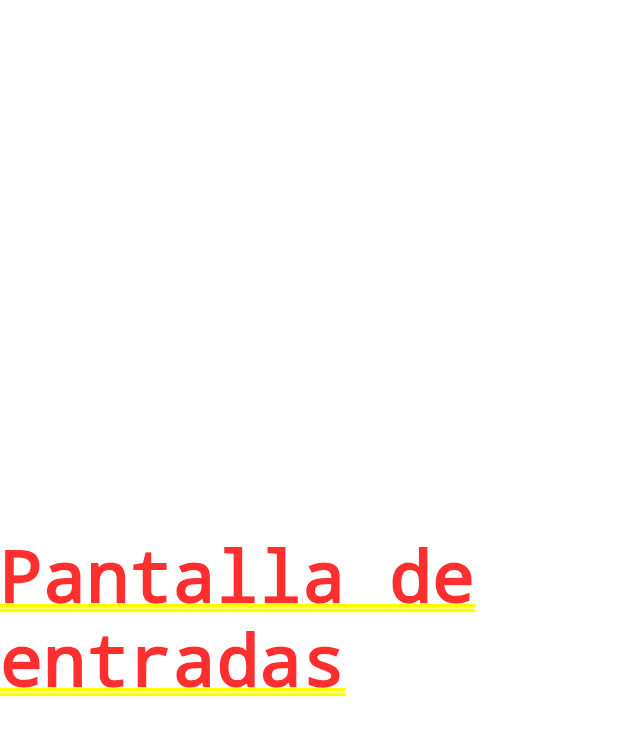
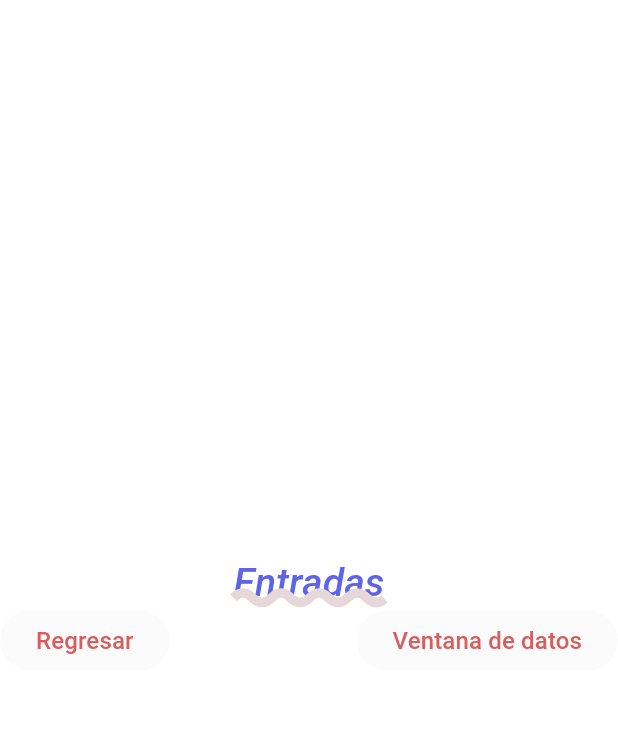
Before and after one commit to PacoDeLuis/componentes_flutter, a Flutter app: the screen it shows after launch, after a tap on "Entradas", on a phone screen of 412 x 824 dp. Shown: the top 736 px of the screen. Run offline on Flutter 3.47's test engine with Material 3 defaults, Android fonts, the phone set to English and light mode, and no system bars; our stand-ins replace google_fonts; Roboto replaces fonts that are missing (Aclonica).

Commit message:
Adding ElevateButtons InputsScreen

```diff
--- a/lib/screens/inputs_screen.dart
+++ b/lib/screens/inputs_screen.dart
@@ -1,4 +1,5 @@
 import 'package:flutter/material.dart';
+import 'package:practica3_5b/theme/app_theme.dart';
 
 class InputsScreen extends StatefulWidget {
   const InputsScreen({super.key});
@@ -10,8 +11,27 @@ class InputsScreen extends StatefulWidget {
 class _InputsScreenState extends State<InputsScreen> {
   @override
   Widget build(BuildContext context) {
-    return const Center(
-      child: Text('Pantalla de entradas'),
+    return Column(
+      mainAxisAlignment: MainAxisAlignment.center,
+      children: [Text('Entradas',
+      style: AppTheme.darkTheme.textTheme.headlineLarge,
+      ),
+      Row(
+        mainAxisAlignment: MainAxisAlignment.spaceBetween,
+        children: [
+          ElevatedButton(onPressed: null,
+          child: Text('Regresar',
+          style: AppTheme.darkTheme.textTheme.bodySmall,
+          )
+          ),
+          ElevatedButton(onPressed: null,
+          child: Text('Ventana de datos',
+          style: AppTheme.darkTheme.textTheme.bodySmall,
+          )
+          ),
+        ],
+      )
+      ],
     );
   }
 }
```
Also changed, not shown: lib/screens/home_screen.dart (+15 -0 lines).
